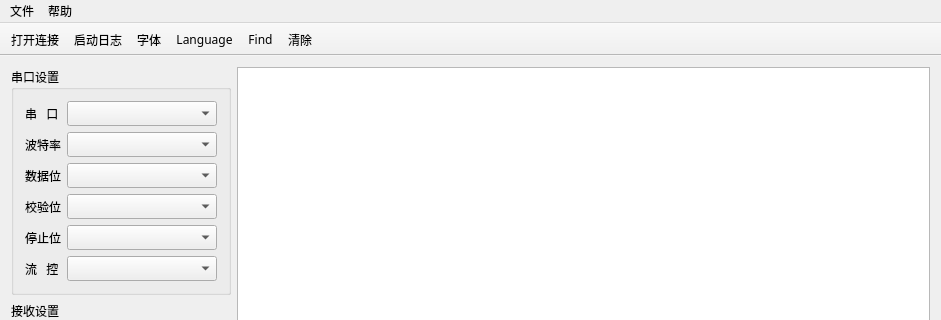
Old version of the form monkey_serial/mainwindow.ui in the repository horsdy/Monkey_Serial; both pictures show x 0 to 941 and y 0 to 320 of the 941 by 667 pixel window.
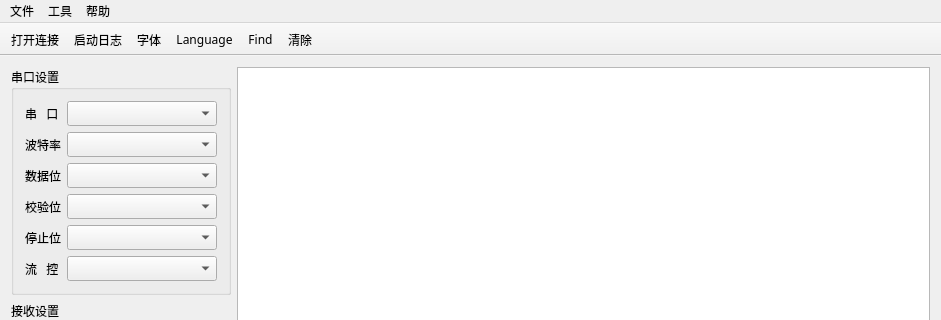
New version of the form. Icons and pictures are not drawn.

Commit message:
modify receiving plaintext scroll
the veritical scroll of receiving plaintext move to bottom after adding
content

The edit to the form file:
```diff
--- a/monkey_serial/mainwindow.ui
+++ b/monkey_serial/mainwindow.ui
@@ -366,7 +366,7 @@
      <height>23</height>
     </rect>
    </property>
-   <widget class="QMenu" name="menu">
+   <widget class="QMenu" name="menu_file">
     <property name="title">
      <string>文件</string>
     </property>
@@ -374,14 +374,23 @@
     <addaction name="action_Log"/>
     <addaction name="action_exit"/>
    </widget>
-   <widget class="QMenu" name="menu_2">
+   <widget class="QMenu" name="menu_help">
     <property name="title">
      <string>帮助</string>
     </property>
     <addaction name="action_about"/>
    </widget>
-   <addaction name="menu"/>
-   <addaction name="menu_2"/>
+   <widget class="QMenu" name="menu_tool">
+    <property name="title">
+     <string>工具</string>
+    </property>
+    <addaction name="actionFind"/>
+    <addaction name="actionFind_Next"/>
+    <addaction name="actionFind_Previous"/>
+   </widget>
+   <addaction name="menu_file"/>
+   <addaction name="menu_tool"/>
+   <addaction name="menu_help"/>
   </widget>
   <widget class="QToolBar" name="mainToolBar">
    <property name="movable">
```
Left out of the diff: 25 changed lines with no effect on the pictures. The commit also changes 2 other files.
